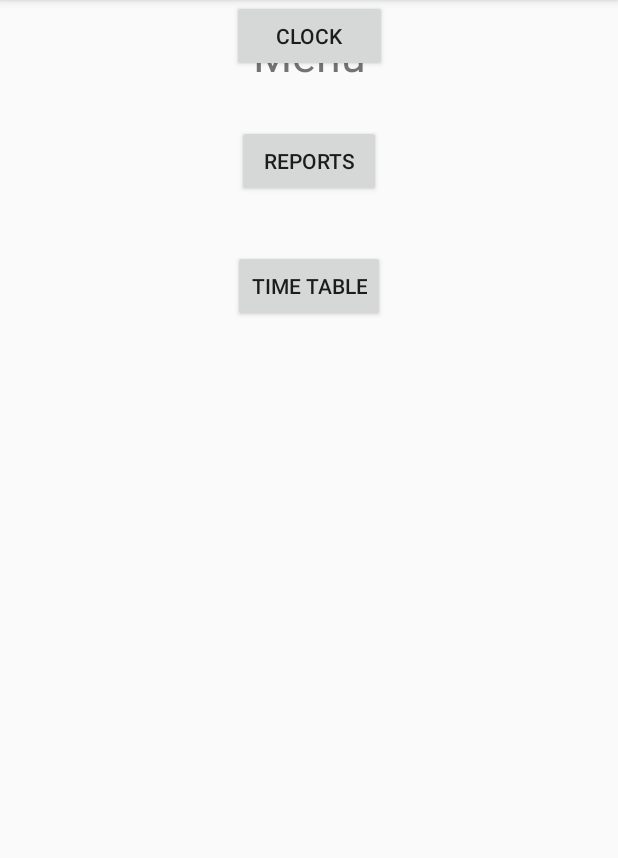
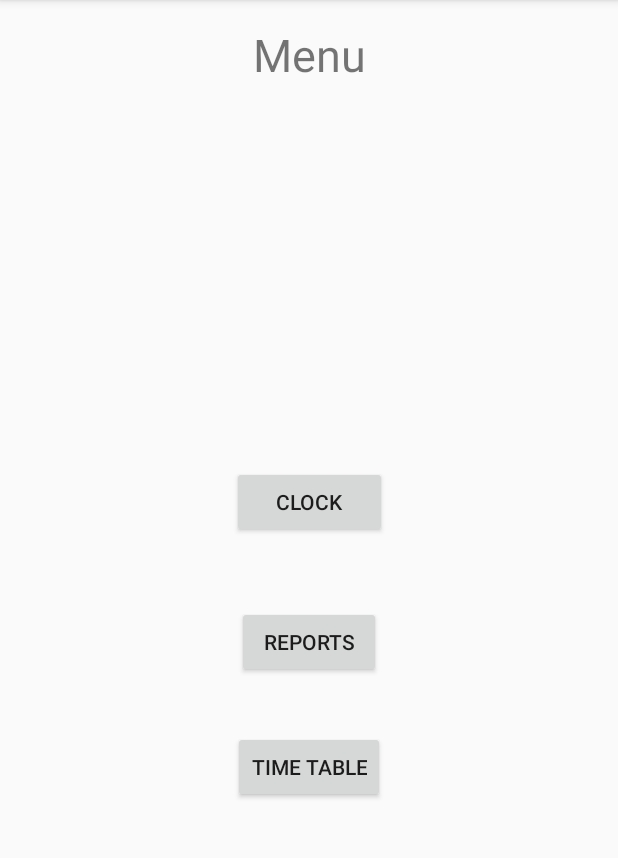
Before and after one commit to ohaddali/Easy2M_Client, an Android app: the CompanyMenuActivity screen opened directly, with no data from a screen before it, on a phone screen of 412 x 824 dp, the part 84-942 px from its top. Run offline under Robolectric (Android 15) with nearby library versions, the phone set to English and light mode, and no system bars; network calls fail.

Commit message:
clock works

```diff
--- a/app/src/main/java/nok/easy2m/activities/AddRolesActivity.java
+++ b/app/src/main/java/nok/easy2m/activities/AddRolesActivity.java
@@ -145,11 +145,12 @@ public class AddRolesActivity extends ListActivity {
         CallBack<Boolean> resp = objects -> {
 
         };
+
         for(int i=1 ; i<=7 ;i++)
         {
             HttpConnection httpConnection = HttpConnection.getInstance(this);
             Shift newShift = new Shift(companyId, id, "00:00:00", "23:59:59", i);
-            Pair<String, Object> pair1 = new Pair<>("newShift", newShift);
+            Pair<String, Object> pair1 = new Pair<>("newShift", SerializableObject.toJSON(newShift));
 
             httpConnection.send(Services.shift, "addShift", resp, Boolean.class, null, pair1);
         }
--- a/app/src/main/java/nok/easy2m/communityLayer/HttpConnection.java
+++ b/app/src/main/java/nok/easy2m/communityLayer/HttpConnection.java
@@ -38,7 +38,7 @@ public class HttpConnection
     private HttpConnection(Context context)
     {
         this.context = context;
-        this.domain = "http://10.0.0.16"; //TODO: Change with domain
+        this.domain = "http://192.168.1.15"; //TODO: Change with domain
         queue = Volley.newRequestQueue(context);
     }
 
--- a/app/src/main/res/layout/activity_company_menu.xml
+++ b/app/src/main/res/layout/activity_company_menu.xml
@@ -11,21 +11,23 @@
         android:id="@+id/menu_clockBtn"
         android:layout_width="103dp"
         android:layout_height="wrap_content"
-        android:layout_marginTop="23dp"
+        android:layout_marginBottom="45dp"
         android:text="CLOCK"
-        app:layout_constraintEnd_toEndOf="parent"
-        app:layout_constraintStart_toStartOf="parent"
-        app:layout_constraintTop_toBottomOf="@+id/textView11" />
+        app:layout_constraintBottom_toTopOf="@+id/menu_reportsBtn"
+        app:layout_constraintHorizontal_bias="0.501"
+        app:layout_constraintLeft_toLeftOf="parent"
+        app:layout_constraintRight_toRightOf="parent" />
 
     <Button
         android:id="@+id/menu_reportsBtn"
         android:layout_width="96dp"
         android:layout_height="wrap_content"
-        android:layout_marginTop="35dp"
         android:text="REPORTS"
-        app:layout_constraintEnd_toEndOf="parent"
-        app:layout_constraintStart_toStartOf="parent"
-        app:layout_constraintTop_toBottomOf="@+id/menu_clockBtn" />
+        app:layout_constraintBottom_toBottomOf="parent"
+        app:layout_constraintLeft_toLeftOf="parent"
+        app:layout_constraintRight_toRightOf="parent"
+        app:layout_constraintTop_toTopOf="parent"
+        app:layout_constraintVertical_bias="0.561" />
 
     <Button
         android:id="@+id/menu_timetableBtn"
@@ -33,8 +35,8 @@
         android:layout_height="wrap_content"
         android:layout_marginTop="35dp"
         android:text="TIME TABLE"
-        app:layout_constraintEnd_toEndOf="parent"
-        app:layout_constraintStart_toStartOf="parent"
+        app:layout_constraintLeft_toLeftOf="parent"
+        app:layout_constraintRight_toRightOf="parent"
         app:layout_constraintTop_toBottomOf="@+id/menu_reportsBtn" />
 
     <TextView
@@ -52,10 +54,10 @@
         android:id="@+id/menu_companynameLbl"
         android:layout_width="wrap_content"
         android:layout_height="wrap_content"
+        android:layout_marginStart="8dp"
         android:layout_marginTop="15dp"
         android:text="TextView"
         android:textSize="14sp"
-        app:layout_constraintLeft_toLeftOf="parent"
-        app:layout_constraintRight_toRightOf="parent"
+        app:layout_constraintStart_toStartOf="@+id/menuLabel"
         app:layout_constraintTop_toBottomOf="@+id/menuLabel" />
 </android.support.constraint.ConstraintLayout>
```
Also changed, not shown: app/src/main/java/nok/easy2m/activities/ClockActivity.java (+10 -6 lines).
